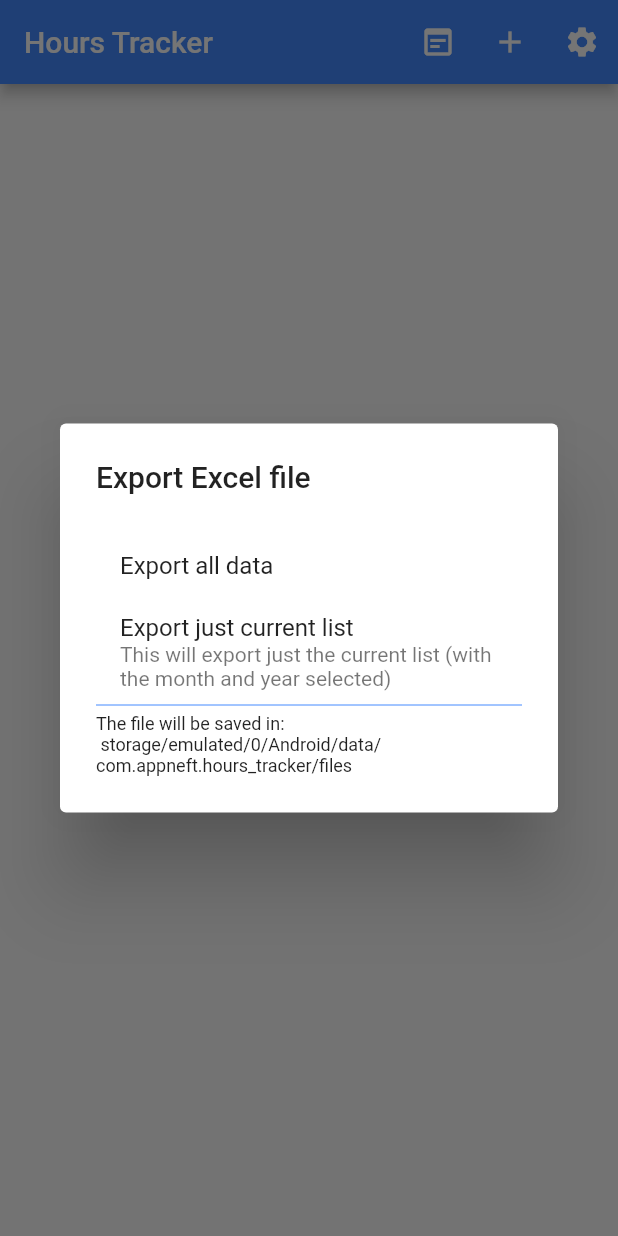
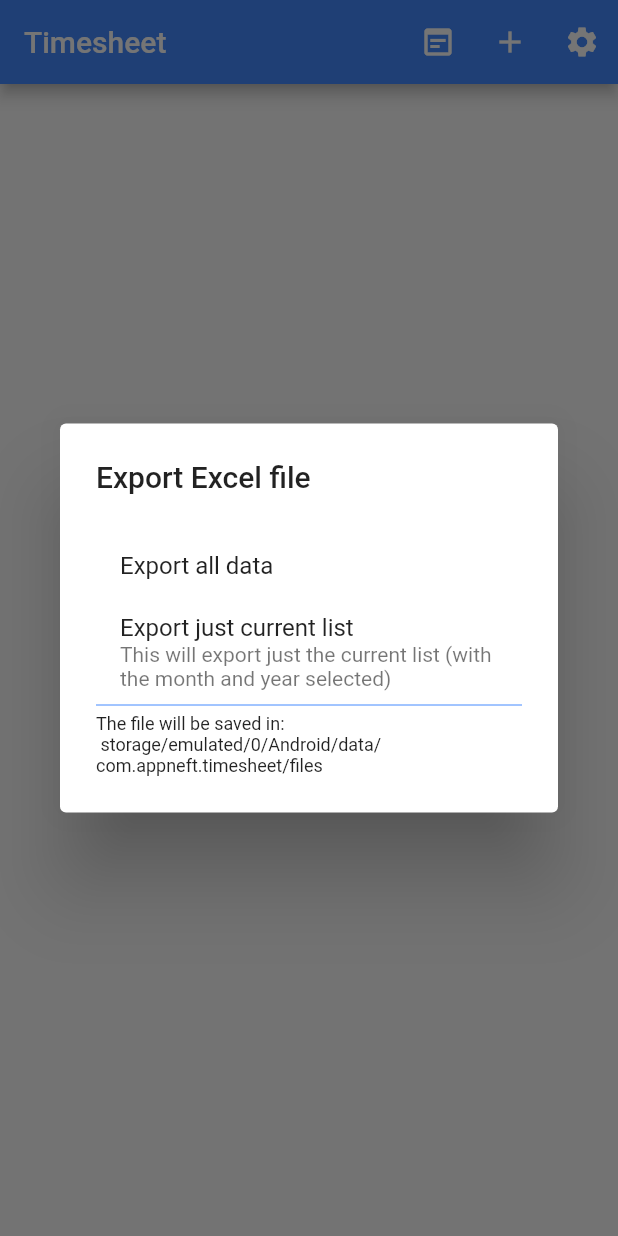
Before and after one commit to facuHannoch/timesheet-app, a Flutter app: the screen it shows after launch, after a tap on the "wysiwyg" icon, on a phone screen of 412 x 824 dp. Run offline on Flutter 3.47's test engine with Material 2 defaults, Android fonts, the phone set to English and light mode, and no system bars; our stand-ins replace shared_preferences, sqflite; missing offline and left inert: flutter_email_sender, syncfusion_flutter_xlsio; accounts and stored records are empty; generated files the repository leaves out were written again.

Commit message:
Merge branch 'master' into this branch. Changed app name.

```diff
--- a/lib/HoursTableScreen.dart
+++ b/lib/HoursTableScreen.dart
@@ -1,8 +1,8 @@
 import 'package:flutter/material.dart';
-import 'package:hours_tracker/providers/configuration.dart';
-import 'package:hours_tracker/providers/hours.dart';
+import 'package:timesheet/providers/configuration.dart';
+import 'package:timesheet/providers/hours.dart';
 import 'package:flutter_gen/gen_l10n/app_localizations.dart';
-import 'package:hours_tracker/screens/NewItemScreen.dart';
+import 'package:timesheet/screens/NewItemScreen.dart';
 
 import 'package:provider/provider.dart';
 
--- a/lib/SettingsScreen.dart
+++ b/lib/SettingsScreen.dart
@@ -1,6 +1,6 @@
 import 'package:flutter/material.dart';
-import 'package:hours_tracker/providers/configuration.dart';
-import 'package:hours_tracker/widgets/SetPropertyListTile.dart';
+import 'package:timesheet/providers/configuration.dart';
+import 'package:timesheet/widgets/SetPropertyListTile.dart';
 import 'package:url_launcher/url_launcher.dart';
 import 'package:flutter_email_sender/flutter_email_sender.dart';
 // import 'package:shared_preferences/shared_preferences.dart';
@@ -95,7 +95,7 @@ class SettingsScreen extends StatelessWidget {
             onTap: () async {
               // http.get();
               Email email = Email(
-                subject: "Hours Tracker",
+                subject: "Timesheet",
                 recipients: ["contact.appneft@gmail.com"],
                 isHTML: false,
               );
--- a/lib/l10n/app_en.arb
+++ b/lib/l10n/app_en.arb
@@ -1,10 +1,10 @@
 {
     "@@locale": "en",
 
-    "app_name": "Hours Tracker",
+    "app_name": "Timesheet",
     "@app_name": {},
 
-    "app_title": "Hours Tracker",
+    "app_title": "Timesheet",
     "@app_title": {},
 
     "total": "Total",
--- a/lib/l10n/app_es.arb
+++ b/lib/l10n/app_es.arb
@@ -1,10 +1,10 @@
 {
     "@@locale": "es",
 
-    "app_name": "Hours Tracker",
+    "app_name": "Timesheet",
     "@app_name": {},
 
-    "app_title": "Hours Tracker",
+    "app_title": "Timesheet",
     "@app_title": {},
 
     "total": "Total",
--- a/lib/main.dart
+++ b/lib/main.dart
@@ -1,8 +1,8 @@
 import 'package:flutter/material.dart';
 import 'package:flutter_localizations/flutter_localizations.dart';
-import 'package:hours_tracker/providers/hours.dart';
-import 'package:hours_tracker/providers/configuration.dart';
-import 'package:hours_tracker/screens/homeScreen.dart';
+import 'package:timesheet/providers/hours.dart';
+import 'package:timesheet/providers/configuration.dart';
+import 'package:timesheet/screens/homeScreen.dart';
 
 import 'package:provider/provider.dart';
 import 'package:flutter_gen/gen_l10n/app_localizations.dart';
@@ -46,7 +46,7 @@ class App extends StatelessWidget {
           const Locale('en', ''),
           const Locale('es', ''),
         ],
-        title: 'Hours Tracker',
+        title: 'Timesheet',
         theme: ThemeData(
           primaryColor:
               Color(context.watch<ConfigurationProvider>().appPrimaryColor),
--- a/lib/providers/hours.dart
+++ b/lib/providers/hours.dart
@@ -4,7 +4,7 @@ import 'dart:async';
 import 'package:flutter/foundation.dart';
 import 'package:flutter/material.dart';
 
-import 'package:hours_tracker/data/dayData.dart';
+import 'package:timesheet/data/dayData.dart';
 
 import 'package:sqflite/sqflite.dart';
 
@@ -54,9 +54,6 @@ class HoursProvider with ChangeNotifier {
     //   notifyListeners();
     // });
   }
-
-  // **********************
-  // ads related stuff
 
   // **********************
   // list and items edition
--- a/lib/screens/homeScreen.dart
+++ b/lib/screens/homeScreen.dart
@@ -1,12 +1,12 @@
 import 'dart:io';
-import 'dart:isolate';
+// import 'dart:isolate';
 
 import 'package:flutter/material.dart';
-import 'package:hours_tracker/HoursTableScreen.dart';
-import 'package:hours_tracker/SettingsScreen.dart';
-import 'package:hours_tracker/providers/configuration.dart';
-import 'package:hours_tracker/providers/hours.dart';
-import 'package:hours_tracker/screens/NewItemScreen.dart';
+import 'package:timesheet/HoursTableScreen.dart';
+import 'package:timesheet/SettingsScreen.dart';
+import 'package:timesheet/providers/configuration.dart';
+import 'package:timesheet/providers/hours.dart';
+import 'package:timesheet/screens/NewItemScreen.dart';
 import 'package:flutter_gen/gen_l10n/app_localizations.dart';
 import 'package:path_provider/path_provider.dart';
 
@@ -171,7 +171,7 @@ class HomeScreen extends StatelessWidget {
                         subtitle: Text(AppLocalizations.of(context)
                             .export_excel_current_table_description),
                         onTap: () {
-                          createExcel(context, true).then((result) {
+                          createExcel(context, true).then((result) async {
                             if (result) {
                               _scaffoldState.currentState.showSnackBar(SnackBar(
                                 content: Text(AppLocalizations.of(context)
@@ -187,7 +187,7 @@ class HomeScreen extends StatelessWidget {
                         height: 11.4,
                       ),
                       Text(
-                          "${AppLocalizations.of(context).file_location_label}:\n storage/emulated/0/Android/data/com.appneft.hours_tracker/files",
+                          "${AppLocalizations.of(context).file_location_label}:\n storage/emulated/0/Android/data/com.appneft.timesheet/files",
                           style: TextStyle(fontSize: 12))
                     ],
                   ),
--- a/lib/widgets/SetPropertyListTile.dart
+++ b/lib/widgets/SetPropertyListTile.dart
@@ -1,5 +1,5 @@
 import 'package:flutter/material.dart';
-import 'package:hours_tracker/providers/configuration.dart';
+import 'package:timesheet/providers/configuration.dart';
 
 import 'package:provider/provider.dart';
 
--- a/pubspec.yaml
+++ b/pubspec.yaml
@@ -1,5 +1,5 @@
-name: hours_tracker
-description: Working hours tracker.
+name: timesheet
+description: Timesheet app.
 
 # The following line prevents the package from being accidentally published to
 # pub.dev using `pub publish`. This is preferred for private packages.
--- a/time.json
+++ b/time.json
@@ -1,5 +1,5 @@
 {
-"hour":30,
+"hour":33,
 "minute":28,
 "second":27
 }
```
Also changed, not shown: lib/screens/NewItemScreen.dart (+23 -7 lines), 9 other files.
